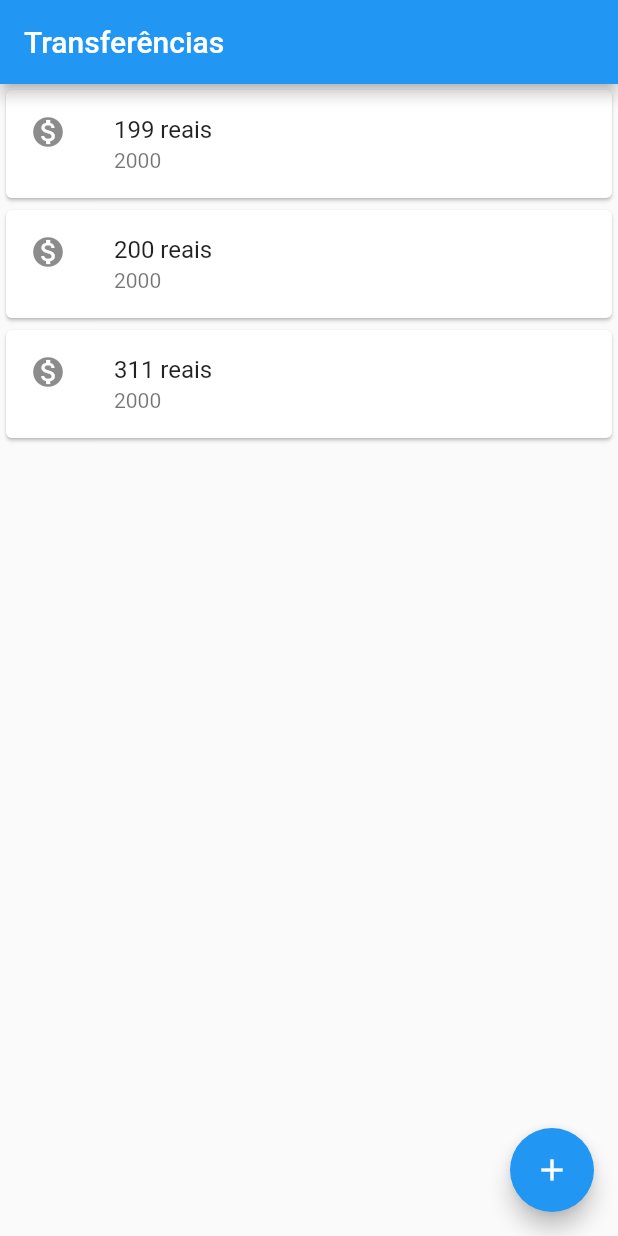
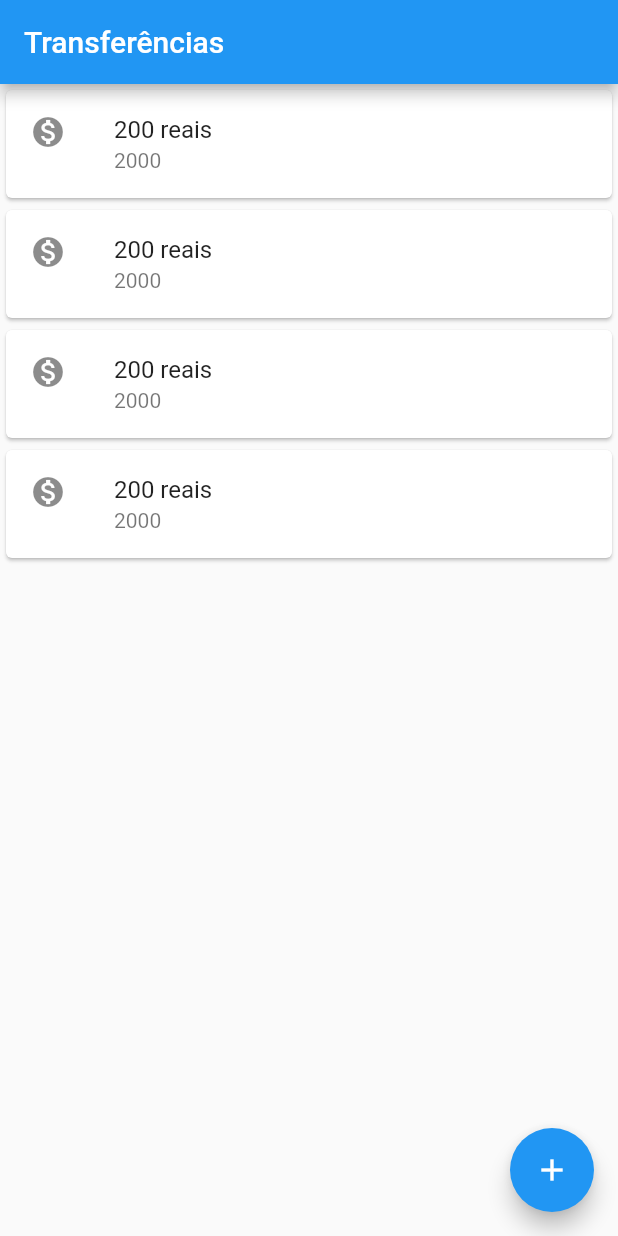
Before and after one commit to henriqdsvlima/flutter_bytebank, a Flutter app: the screen it shows after launch, on a phone screen of 412 x 824 dp. Run offline on Flutter 3.47's test engine with Material 2 defaults, Android fonts, the phone set to English and light mode, and no system bars.

```diff
--- a/lib/main.dart
+++ b/lib/main.dart
@@ -21,28 +21,24 @@ class TransferList extends StatelessWidget {
   Widget build(BuildContext context) {
     return Column(
       children: <Widget>[
-        Card(
-          child: ListTile(
-            leading: Icon(Icons.monetization_on),
-            title: Text('199 reais'),
-            subtitle: Text('2000'),
-          ), //ListTile
-        ), //Card
-        Card(
-          child: ListTile(
-            leading: Icon(Icons.monetization_on),
-            title: Text('200 reais'),
-            subtitle: Text('2000'),
-          ), //ListTile
-        ), //Card
-        Card(
-          child: ListTile(
-            leading: Icon(Icons.monetization_on),
-            title: Text('311 reais'),
-            subtitle: Text('2000'),
-          ), //ListTile
-        ), //Card
+        TransferItem(),
+        TransferItem(),
+        TransferItem(),
+        TransferItem(),
       ], //<Widget>[]
     );
   }
 }
+
+class TransferItem extends StatelessWidget {
+  @override
+  Widget build(BuildContext context) {
+    return Card(
+      child: ListTile(
+        leading: Icon(Icons.monetization_on),
+        title: Text('200 reais'),
+        subtitle: Text('2000'),
+      ), //ListTile
+    ); //Card
+  }
+}
```
